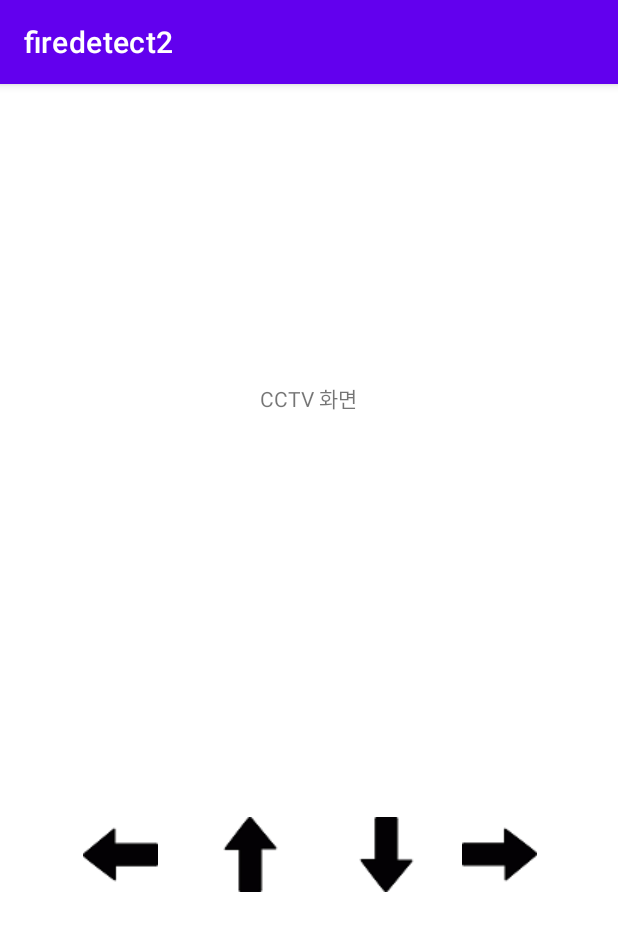
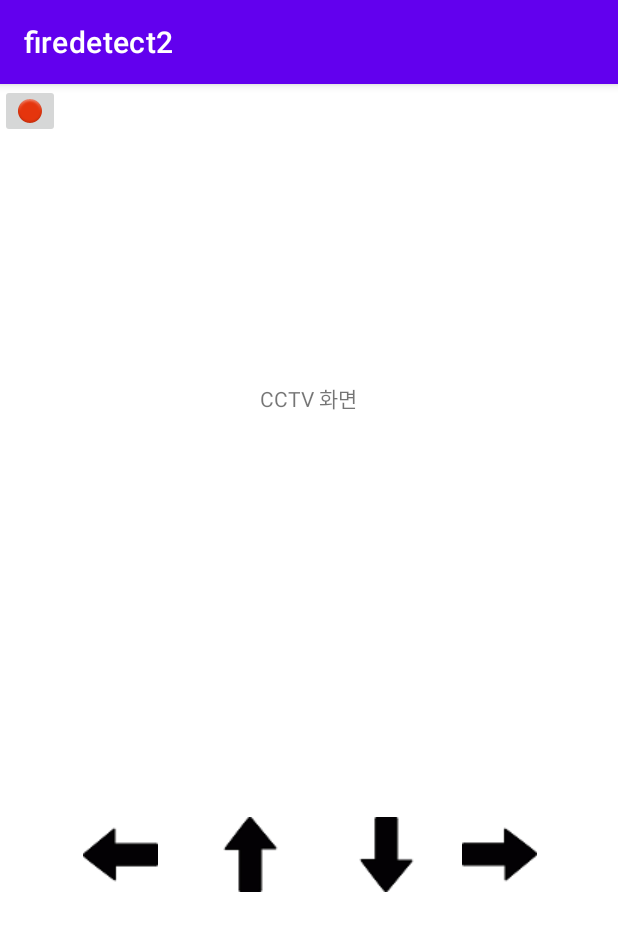
Before and after one commit to parkgyujin/firedetect2, an Android app: the screen it shows after launch (cctv_activity), after a tap on "CCTV", on a phone screen of 412 x 824 dp. Shown: the top 931 px of the screen. Run offline under Robolectric (Android 15) with nearby library versions, the phone set to English and light mode, and no system bars; our stand-ins replace Dagger/Hilt's generated code, Firebase (no records; nobody signed in at launch, a user with empty details on screens opened directly).

Commit message:
Third commit

```diff
--- a/app/src/main/java/com/example/firedetect2/ApiKey.kt
+++ b/app/src/main/java/com/example/firedetect2/ApiKey.kt
@@ -1,4 +1,7 @@
 package com.example.firedetect2
 
-class ApiKey {
+class ApiKey{
+    companion object{
+        const val API_KEY = "D1Qafvc%2Bj2M50JW5MbeoVLOGxhOf6QmkaYAyBL8WYqaMlGBgC3tK35Uxm5pxwkq74ooF22ydOWxpPwhHz299qQ%3D%3D"
+    }
 }
--- a/app/src/main/java/com/example/firedetect2/Constants.kt
+++ b/app/src/main/java/com/example/firedetect2/Constants.kt
@@ -1,4 +1,8 @@
 package com.example.firedetect2
 
-class Constants {
+class Constants{
+    companion object{
+        const val BASE_URL = "http://apis.data.go.kr/1360000/VilageFcstInfoService_2.0/"
+        const val TAG = "tst5"
+    }
 }
--- a/app/src/main/java/com/example/firedetect2/MainActivity.kt
+++ b/app/src/main/java/com/example/firedetect2/MainActivity.kt
@@ -1,117 +1,79 @@
 package com.example.firedetect2
 
-/*import com.example.firedetect2.ApiKey.Companion.API_KEY     API키값 임포트*/
-
-import android.content.ContentValues.TAG
+import android.annotation.SuppressLint
 import android.content.Intent
+import android.os.Build
 import android.os.Bundle
 import android.util.Log
 import android.widget.Button
 import android.widget.TextView
+import androidx.activity.viewModels
+import androidx.annotation.RequiresApi
 import androidx.appcompat.app.AppCompatActivity
+import androidx.databinding.DataBindingUtil
+import com.example.firedetect2.Constants.Companion.TAG
+import com.example.firedetect2.databinding.ActivityMainBinding
 import com.google.firebase.database.DataSnapshot
 import com.google.firebase.database.DatabaseError
 import com.google.firebase.database.FirebaseDatabase
 import com.google.firebase.database.ValueEventListener
+import dagger.hilt.android.AndroidEntryPoint
+import java.time.LocalDate
+import java.time.format.DateTimeFormatter
+import java.util.*
+
+//@AndroidEntryPoint
+class MainActivity : AppCompatActivity() {
 
 
-/*
-data class Weather(
-    val response: Response
-) {
+    // 뷰모델 생성
+//    private val viewModel by viewModels<WeatherViewModel>()
+//    private lateinit var binding : ActivityMainBinding
 
-    data class Response(
-        val header: Header,
-        val body: Body
-    )
-
-    data class Header(
-        val resultCode: Int,
-        val resultMsg: String
-    )
-
-    data class Body(
-        val dataType: String,
-        val items: Items
-    )
-
-    data class Items(
-        val item: List<Item>
-    )
-
-    data class Item(
-        val baseData: Int,
-        val baseTime: Int,
-        val category: String,
-        val fcstDate : Int,
-        val fcstTime : Int,
-        val fcstValue : String,
-        val nx : Int,
-        val ny : Int
-    )
-}
-
-class ApiKey{
-    companion object{
-        const val API_KEY = "D1Qafvc%2Bj2M50JW5MbeoVLOGxhOf6QmkaYAyBL8WYqaMlGBgC3tK35Uxm5pxwkq74ooF22ydOWxpPwhHz299qQ%3D%3D"
-    }
-}
-
-class Constants{
-    companion object{
-        const val BASE_URL = "http://apis.data.go.kr/1360000/VilageFcstInfoService_2.0/"
-        const val TAG = "tst5"
-    }
-}
-
-interface WeatherApi {
-
-    @GET("getVilageFcst?serviceKey=$API_KEY")
-    suspend fun getWeather(
-        @Query("dataType") dataType : String,
-        @Query("numOfRows") numOfRows : Int,
-        @Query("pageNo") pageNo : Int,
-        @Query("base_date") baseDate : Int,
-        @Query("base_time") baseTime : Int,
-        @Query("nx") nx : String,
-        @Query("ny") ny : String
-    ) : Response<Weather>
-}
-*/
-
-class MainActivity : AppCompatActivity() {
+    @RequiresApi(Build.VERSION_CODES.O)
 
     override fun onCreate(savedInstanceState: Bundle?) {
         super.onCreate(savedInstanceState)
         setContentView(R.layout.activity_main)
 
+        //사용 변수
         val readText: TextView = findViewById(R.id.readText)
         val temper: TextView = findViewById(R.id.temper)
         val humidity: TextView = findViewById(R.id.humidity)
         val dust: TextView = findViewById(R.id.dust)
-
+        val today: TextView = findViewById(R.id.today)
         val clickBtn: Button = findViewById(R.id.clickBtn)
 
+        //현재 날짜를 가져오는 메소드
+        val now = LocalDate.now()
+        val strnow = now.format(DateTimeFormatter.ofPattern("yyyy년MM월dd일"))
+
+        //activty 전환을 위한 클릭버튼
         clickBtn.setOnClickListener {
             val intent = Intent(this, cctv_activity::class.java)
             startActivity(intent)
+
         }
+
+        //오늘 날짜
+        today.text= strnow
 
         //쓰기
         val database: FirebaseDatabase = FirebaseDatabase.getInstance()
         val myRef = database.getReference("dht")
         // 읽기
 
+        //센서 데이터를 실시간으로 읽어들임
         myRef.addValueEventListener(object : ValueEventListener {
 
+            @SuppressLint("SetTextI18n")
             override fun onDataChange(dataSnapshot: DataSnapshot) {
-                // This method is called once with the initial value and again
-                // whenever data at this location is updated.
-                val heat = dataSnapshot.child("heat").getValue(String::class.java)
+                //데이터베이스로 부터 실시간으로 가져오고 쓰는 정보값의 변수
+//                val heat = dataSnapshot.child("heat").getValue(String::class.java)
                 val temp = dataSnapshot.child("temp").getValue(String::class.java)
                 val humi = dataSnapshot.child("humi").getValue(String::class.java)
                 val gas = dataSnapshot.child("gas").getValue(String::class.java)
-                val rain = dataSnapshot.child("rain").getValue(String::class.java)
+//                val rain = dataSnapshot.child("rain").getValue(String::class.java)
 
                 temper.text="온도 \n $temp°C"
                 humidity.text="습도 \n $humi%"
@@ -119,26 +81,25 @@ class MainActivity : AppCompatActivity() {
 
 
             }
-
+            //센서 오류시 작동하는 error 코드
+            @SuppressLint("SetTextI18n")
             override fun onCancelled(error: DatabaseError) {
                 // Failed to read value
                 readText.text = "error: " + error.toException()
             }
         })
-    }
-        /*myRef.addValueEventListener(object : ValueEventListener {
-            override fun onDataChange(dataSnapshot: DataSnapshot) {
-                // This method is called once with the initial value and again
-                // whenever data at this location is updated.
-                val value = dataSnapshot.getValue<String>()
-                Log.d(TAG, "Value is : $value")
-                readText.setText(value)
-            }
 
-            override fun onCancelled(error: DatabaseError) {
-                // Failed to read value
-                Log.w(TAG, "Failed to read value.", error.toException())
-            }
-        })
-    }*/
+            //기상청 데이터바인딩
+//            binding = DataBindingUtil.setContentView(this,R.layout.activity_main)
+//            binding.lifecycleOwner = this
+//
+//            viewModel.getWeather("JSON",14,1,
+//                20220322,1100,"63","89")
+//
+//            viewModel.weatherResponse.observe(this){
+//                for(i in it.body()?.response!!.body.items.item){
+//                    Log.d(TAG, "$i")
+//                }
+//            }
+        }
 }
--- a/app/src/main/res/layout/cctv_activity.xml
+++ b/app/src/main/res/layout/cctv_activity.xml
@@ -1,5 +1,6 @@
 <?xml version="1.0" encoding="utf-8"?>
 <androidx.constraintlayout.widget.ConstraintLayout xmlns:android="http://schemas.android.com/apk/res/android"
+    xmlns:tools="http://schemas.android.com/tools"
     android:layout_width="match_parent"
     android:layout_height="match_parent"
     xmlns:app="http://schemas.android.com/apk/res-auto">
@@ -69,5 +70,13 @@
         app:layout_constraintVertical_bias="0.361"
         app:srcCompat="@drawable/right" />
 
+    <ImageButton
+        android:id="@+id/imageButton"
+        android:layout_width="wrap_content"
+        android:layout_height="wrap_content"
+        app:srcCompat="@android:drawable/ic_notification_overlay"
+        tools:layout_editor_absoluteX="185dp"
+        tools:layout_editor_absoluteY="393dp" />
+
 
 </androidx.constraintlayout.widget.ConstraintLayout>
```
Also changed, not shown: app/build.gradle (+23 -4 lines), app/src/main/java/com/example/firedetect2/AppModule.kt (+27 -1 lines), app/src/main/java/com/example/firedetect2/Weather.kt (+33 -1 lines), app/src/main/java/com/example/firedetect2/WeatherApi.kt (+18 -1 lines), app/src/main/java/com/example/firedetect2/WeatherRepository.kt (+16 -1 lines), app/src/main/java/com/example/firedetect2/WeatherViewModel.kt (+25 -1 lines), app/src/main/res/layout/activity_main.xml (+5 -3 lines), build.gradle (+5 -2 lines).
